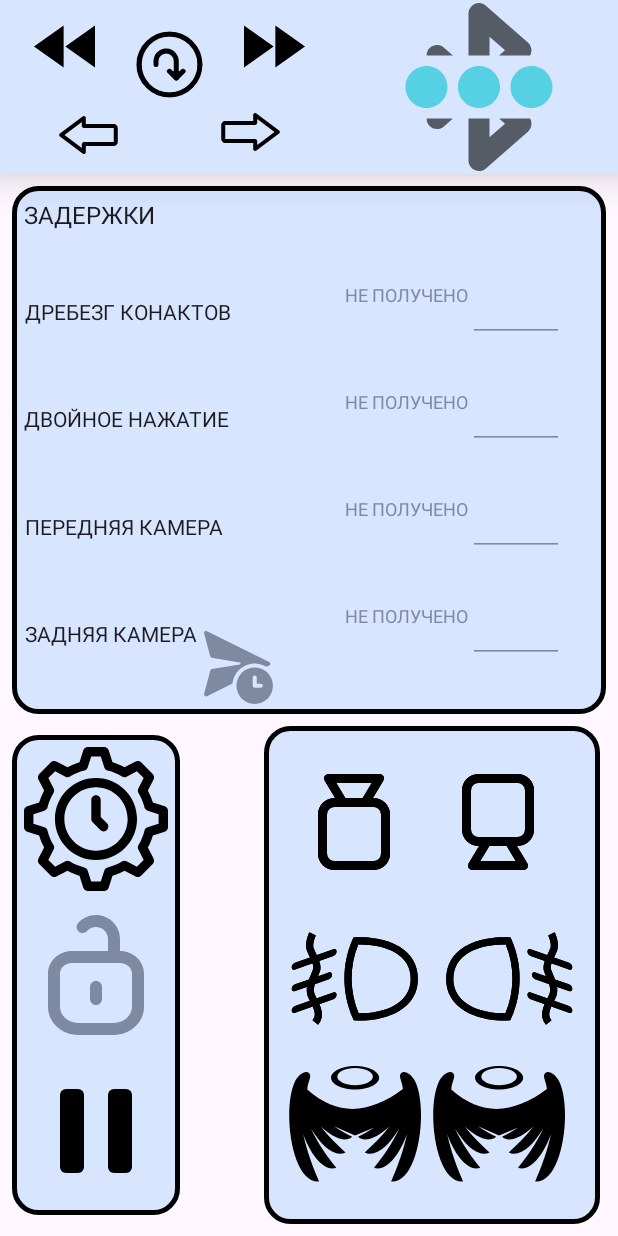
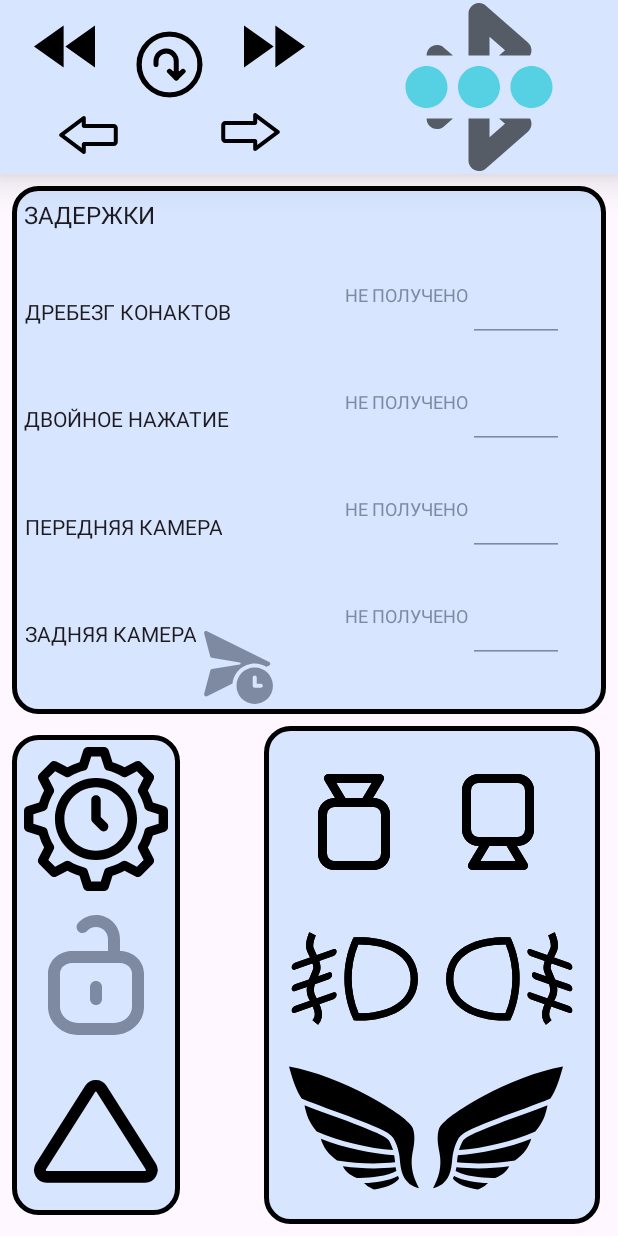
Before and after one commit to falconArdente/Car-controller_android-application, an Android app: the screen it shows after launch (MainActivity), after a tap on an icon or button, on a phone screen of 412 x 824 dp. Run offline under Robolectric (Android 15) with nearby library versions, the phone set to English and light mode, and no system bars; our stand-ins replace Dagger/Hilt's generated code; libraries missing offline, so code that uses them is left out: com.markodevcic.peko, com.welie.blessed; 3 statements that could not run were skipped; 2 other taps on this screen came first.

Commit message:
Переработал интерфейс на поддержку левого и правого Angel Eye

```diff
--- a/src/main/java/com/example/carcamerasandlightsbluetooth/data/bluetooth/BluetoothRepositoryImpl.kt
+++ b/src/main/java/com/example/carcamerasandlightsbluetooth/data/bluetooth/BluetoothRepositoryImpl.kt
@@ -2,7 +2,6 @@ package com.example.carcamerasandlightsbluetooth.data.bluetooth
 
 import android.bluetooth.BluetoothDevice
 import android.content.Context
-import android.util.Log
 import com.example.carcamerasandlightsbluetooth.R
 import com.example.carcamerasandlightsbluetooth.data.CameraState
 import com.example.carcamerasandlightsbluetooth.data.bluetooth.SimpleBleConnectedController.ConnectionState
@@ -142,8 +141,8 @@ class BluetoothRepositoryImpl @Inject constructor(
                 override fun send(deviceReport: DeviceReports) {
                     when (deviceReport) {
                         is DeviceReports.StateReport -> {
-                            lastDeviceState = PacketsMapper.combineReportWithState(
-                                stateReport = deviceReport,
+                            lastDeviceState = PacketsMapper.combineHardReportWithState(
+                                hardState = deviceReport.state,
                                 deviceState = lastDeviceState
                             )
                             trySend(lastDeviceState).isSuccess
--- a/src/main/java/com/example/carcamerasandlightsbluetooth/di/AppComponent.kt
+++ b/src/main/java/com/example/carcamerasandlightsbluetooth/di/AppComponent.kt
@@ -4,6 +4,7 @@ import android.content.Context
 import com.example.carcamerasandlightsbluetooth.presentation.MainActivity
 import dagger.BindsInstance
 import dagger.Component
+import dagger.Provides
 import javax.inject.Singleton
 
 @Singleton
--- a/src/main/java/com/example/carcamerasandlightsbluetooth/di/DaggerBluetoothProviderModule.kt
+++ b/src/main/java/com/example/carcamerasandlightsbluetooth/di/DaggerBluetoothProviderModule.kt
@@ -3,6 +3,8 @@ package com.example.carcamerasandlightsbluetooth.di
 import android.content.Context
 import com.example.carcamerasandlightsbluetooth.data.bluetooth.BluetoothRepositoryImpl
 import com.example.carcamerasandlightsbluetooth.data.bluetooth.SimpleBleConnectedController
+import com.example.carcamerasandlightsbluetooth.domain.api.ControllerInteractor
+import com.example.carcamerasandlightsbluetooth.presentation.RootViewModel
 import dagger.Module
 import dagger.Provides
 import java.util.UUID
@@ -19,6 +21,7 @@ class DaggerBluetoothProviderModule {
             characteristicToFindUUID = UUID.fromString("0000ffe1-0000-1000-8000-00805f9b34fb")
         )
     }
+
     @Singleton
     @Provides
     fun provideBluetoothRepositoryImpl(context: Context): BluetoothRepositoryImpl {
@@ -28,4 +31,12 @@ class DaggerBluetoothProviderModule {
             context = context
         )
     }
+
+    @Singleton
+    @Provides
+    fun provideViewModel(
+        deviceInteractor: ControllerInteractor
+    ): RootViewModel {
+        return RootViewModel(deviceInteractor)
+    }
 }
--- a/src/main/java/com/example/carcamerasandlightsbluetooth/presentation/MainActivity.kt
+++ b/src/main/java/com/example/carcamerasandlightsbluetooth/presentation/MainActivity.kt
@@ -3,7 +3,6 @@ package com.example.carcamerasandlightsbluetooth.presentation
 import android.content.res.Configuration
 import android.os.Bundle
 import android.text.method.ScrollingMovementMethod
-import android.util.Log
 import android.view.View
 import android.view.Window
 import android.widget.EditText
@@ -106,6 +105,7 @@ class MainActivity : AppCompatActivity() {
         }
         binding.columnSet.lockButton.setOnClickListener { viewModel.clickLock() }
         binding.columnSet.settingsButton.setOnClickListener { viewModel.clickTimings() }
+        binding.columnSet.cautionButton.setOnClickListener { viewModel.clickCaution() }
         binding.bluetoothSign.setOnClickListener { viewModel.reScan() }
         with(binding.commandsBlock) {
             glass.setOnClickListener { viewModel.clickLock() }
@@ -182,7 +182,7 @@ class MainActivity : AppCompatActivity() {
         )
     }
 
-    private fun renderCommandSet(state: DeviceState, isLocked: Boolean ) {
+    private fun renderCommandSet(state: DeviceState, isLocked: Boolean) {
         with(binding.commandsBlock) {
             if (isLocked) {
                 backCamText.isVisible = state.rightAngelEyeIsOn
@@ -206,25 +206,27 @@ class MainActivity : AppCompatActivity() {
                         if (state.frontCameraIsShown) R.drawable.camera_back_back_on else R.drawable.camera_back_back
                     )
                 )
-            } else {
-                //TODO state logic inside VM
+            } else { // unlocked
                 rearUnlockedCam.setBackgroundDrawable(
                     AppCompatResources.getDrawable(
                         this@MainActivity,
-                        if (state.rightAngelEyeIsOn) R.drawable.camera_on else R.drawable.camera_void
-                    )
-                )
-                frontCam.setBackgroundDrawable(
-                    AppCompatResources.getDrawable(
-                        this@MainActivity,
-                        if (state.frontCameraIsShown) R.drawable.camera_on else R.drawable.camera_void
+                        if (state.rearCameraIsShown) R.drawable.camera_on else R.drawable.camera_void
                     )
                 )
                 rearCamLeftAngelEye.setImageDrawable(
-                    AppCompatResources.getDrawable(this@MainActivity, R.drawable.angel_wings)
+                    AppCompatResources.getDrawable(this@MainActivity, R.drawable.wing)
                 )
                 rearCamLeftAngelEye.rotation = 0f
+                rightAngelEye.isActivated = state.rightAngelEyeIsOn
+                rearCamLeftAngelEye.isActivated = state.leftAngelEyeIsOn
             }
+            // lock independent
+            frontCam.setBackgroundDrawable(
+                AppCompatResources.getDrawable(
+                    this@MainActivity,
+                    if (state.frontCameraIsShown) R.drawable.camera_on else R.drawable.camera_void
+                )
+            )
             leftFog.setBackgroundDrawable(
                 AppCompatResources.getDrawable(
                     this@MainActivity,
@@ -237,18 +239,12 @@ class MainActivity : AppCompatActivity() {
                     if (state.rightFogIsOn) R.drawable.fog_lamp_on else R.drawable.fog_lamp
                 )
             )
-            rightAngelEye.isActivated = state.rightAngelEyeIsOn
-            rearCamLeftAngelEye.isActivated = state.leftAngelEyeIsOn
         }
-// Column set Caution is Here
+        // Column set Caution is Here
         binding.columnSet.cautionButton.setBackgroundDrawable(
             AppCompatResources.getDrawable(
                 this@MainActivity,
-                if (isLocked) {
-                    if (state.cautionIsOn) R.drawable.caution_sign_on else R.drawable.caution_sign
-                } else {
-                    if (state.testModeIsOn) R.drawable.play else R.drawable.pause
-                }
+                if (state.cautionIsOn) R.drawable.caution_sign_on else R.drawable.caution_sign
             )
         )
     }
--- a/src/main/res/drawable/camera_on.xml
+++ b/src/main/res/drawable/camera_on.xml
@@ -1,8 +1,7 @@
 <layer-list xmlns:android="http://schemas.android.com/apk/res/android">
-    <item>
-        <shape android:shape="rectangle">
-            <corners android:radius="300dp" />
-
+    <item android:width="81dp" android:height="81dp" android:gravity="center">
+        <shape android:shape="oval">
+            <corners android:radius="30dp" />
             <solid android:color="?attr/colorControlActivated" />
         </shape>
     </item>
--- /dev/null
+++ b/src/main/res/drawable/wing.xml
@@ -0,0 +1,12 @@
+<selector xmlns:android="http://schemas.android.com/apk/res/android">
+    <item android:state_activated="true">
+        <vector android:width="200dp" android:height="200dp" android:viewportWidth="512" android:viewportHeight="512">
+            <path android:fillColor="?attr/colorControlActivated" android:pathData="M487,37.1C396.4,53.23 292,95.28 207.5,140 163,163.6 124,187.8 95.39,209.2 81.08,220 69.36,230 60.93,238.6c-8.43,8.7 -13.38,16.3 -14.65,20.3 -9.04,28.7 -3.42,57.7 1.73,84.7 9.55,50.4 -3.23,88.9 -22.98,126.3 25.24,-5.7 45.36,-19.8 57,-47 8.47,-19.8 9.13,-37 11.43,-57.6 2.3,-20.6 6.45,-44.2 22.44,-73.2l0.2,-0.4 0.2,-0.4c8.8,-12.6 26.2,-22.2 50,-33.4 23.7,-11.2 53.6,-23 86,-35.1 63.8,-23.8 137.2,-48.7 190.1,-71.3 20,-30.1 34,-74.24 44.6,-114.4zM432,175.3c-51.7,21 -116.6,43.1 -173.5,64.3 -32.2,12 -61.8,23.7 -84.6,34.5 -22.6,10.7 -38.5,21.6 -42.6,27.2 -6.8,12.3 -11.1,23.2 -14,33.3 83.4,-6.5 195.3,-31.8 271.3,-66.6 27.4,-29.7 36.9,-59.7 43.4,-92.7zM374,294.1c-79,32.2 -182,53.3 -260.8,58.6 -0.9,5 -1.5,9.8 -2,14.6 -0.4,3.5 -0.7,7.1 -1.1,10.6 72.4,7.5 136.3,4 206.2,-6.5 32.6,-22.5 49.8,-49.6 57.7,-77.3zM295.6,392.3c-62.3,8.1 -121.6,10.2 -187.6,3.4 -0.7,4.5 -1.6,9 -2.7,13.6 35.9,19.2 98.1,25.8 140.7,24.6 30.2,-12.4 41.5,-24.8 49.6,-41.6zM99.78,426.7c-1.15,2.1 -3.14,6.7 -4.21,8.9 14.03,20.2 48.73,32.2 88.43,39.3 21.2,-8 28.3,-15.5 36.5,-23 -39.7,-1.1 -86.7,-7.7 -120.7,-25.2z" />
+        </vector>
+    </item>
+    <item android:state_activated="false">
+        <vector android:width="200dp" android:height="200dp" android:viewportWidth="512" android:viewportHeight="512">
+            <path android:fillColor="?attr/colorOnPrimary" android:pathData="M487,37.1C396.4,53.23 292,95.28 207.5,140 163,163.6 124,187.8 95.39,209.2 81.08,220 69.36,230 60.93,238.6c-8.43,8.7 -13.38,16.3 -14.65,20.3 -9.04,28.7 -3.42,57.7 1.73,84.7 9.55,50.4 -3.23,88.9 -22.98,126.3 25.24,-5.7 45.36,-19.8 57,-47 8.47,-19.8 9.13,-37 11.43,-57.6 2.3,-20.6 6.45,-44.2 22.44,-73.2l0.2,-0.4 0.2,-0.4c8.8,-12.6 26.2,-22.2 50,-33.4 23.7,-11.2 53.6,-23 86,-35.1 63.8,-23.8 137.2,-48.7 190.1,-71.3 20,-30.1 34,-74.24 44.6,-114.4zM432,175.3c-51.7,21 -116.6,43.1 -173.5,64.3 -32.2,12 -61.8,23.7 -84.6,34.5 -22.6,10.7 -38.5,21.6 -42.6,27.2 -6.8,12.3 -11.1,23.2 -14,33.3 83.4,-6.5 195.3,-31.8 271.3,-66.6 27.4,-29.7 36.9,-59.7 43.4,-92.7zM374,294.1c-79,32.2 -182,53.3 -260.8,58.6 -0.9,5 -1.5,9.8 -2,14.6 -0.4,3.5 -0.7,7.1 -1.1,10.6 72.4,7.5 136.3,4 206.2,-6.5 32.6,-22.5 49.8,-49.6 57.7,-77.3zM295.6,392.3c-62.3,8.1 -121.6,10.2 -187.6,3.4 -0.7,4.5 -1.6,9 -2.7,13.6 35.9,19.2 98.1,25.8 140.7,24.6 30.2,-12.4 41.5,-24.8 49.6,-41.6zM99.78,426.7c-1.15,2.1 -3.14,6.7 -4.21,8.9 14.03,20.2 48.73,32.2 88.43,39.3 21.2,-8 28.3,-15.5 36.5,-23 -39.7,-1.1 -86.7,-7.7 -120.7,-25.2z" />
+        </vector>
+    </item>
+</selector>
--- a/src/main/res/layout/command_set.xml
+++ b/src/main/res/layout/command_set.xml
@@ -117,6 +117,7 @@
         android:layout_marginTop="@dimen/icon_row_divider"
         android:elevation="@dimen/command_card_elevation"
         android:rotation="90"
+        android:rotationY="180"
         android:src="@drawable/camera_void"
         app:layout_constraintStart_toStartOf="@id/start_gide"
         app:layout_constraintTop_toBottomOf="@id/left_fog" />
@@ -132,7 +133,7 @@
         android:id="@+id/right_angel_eye"
         style="@style/LockedCommSettButton"
         android:layout_marginEnd="@dimen/command_camera_margin_end"
-        android:src="@drawable/angel_wings"
+        android:src="@drawable/wing"
         app:layout_constraintEnd_toEndOf="@id/end_guide"
         app:layout_constraintTop_toTopOf="@id/rear_cam_left_angel_eye"
         tools:ignore="TextSizeCheck" />
```
Also changed, not shown: src/main/java/com/example/carcamerasandlightsbluetooth/data/map/PacketsMapper.kt (+4 -4 lines), src/main/java/com/example/carcamerasandlightsbluetooth/di/RootViewModelFactory.kt (added, +50 -0 lines), src/main/java/com/example/carcamerasandlightsbluetooth/presentation/RootViewModel.kt (+10 -4 lines).
